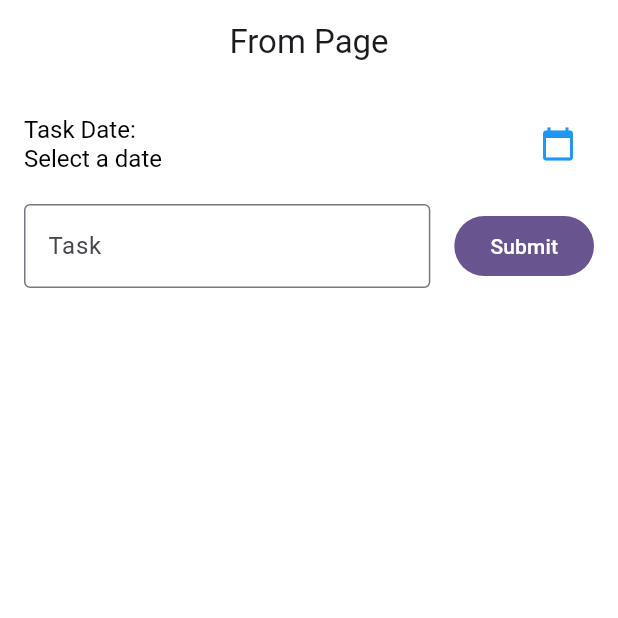
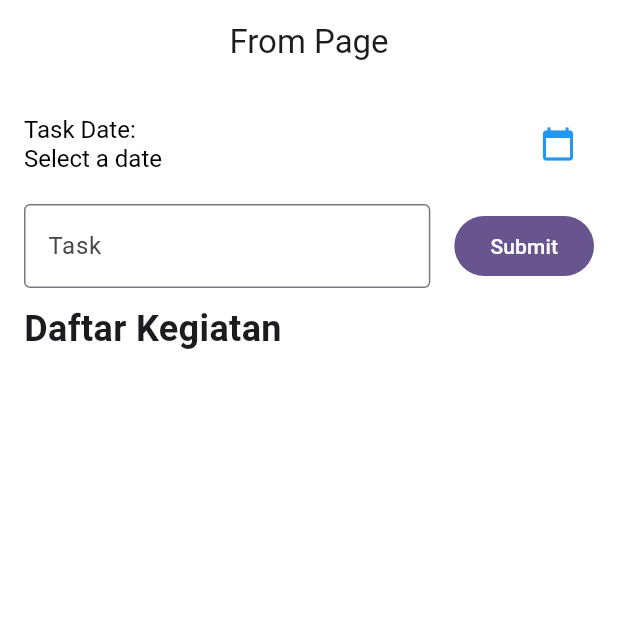
Before and after one commit to FirdausyTama/TodoApp_0021, a Flutter app: the screen it shows after launch, on a phone screen of 412 x 824 dp, the top half of it. Run offline on Flutter 3.47's test engine with Material 3 defaults, Android fonts, the phone set to English and light mode, and no system bars; missing offline and left inert: bottom_picker.

Commit message:
menambahkan text judul daftar kegiatan

```diff
--- a/lib/todo_page.dart
+++ b/lib/todo_page.dart
@@ -182,6 +182,13 @@ class _TodoPageState extends State<TodoPage> {
               ),
             ),
             const SizedBox(height: 10),
+            Text(
+              'Daftar Kegiatan',
+              style: TextStyle(
+                fontWeight: FontWeight.bold,
+                fontSize: 24,
+              ),
+            ),
             Expanded(
               child: ListView.builder(
                 controller: _scrollController,
```
